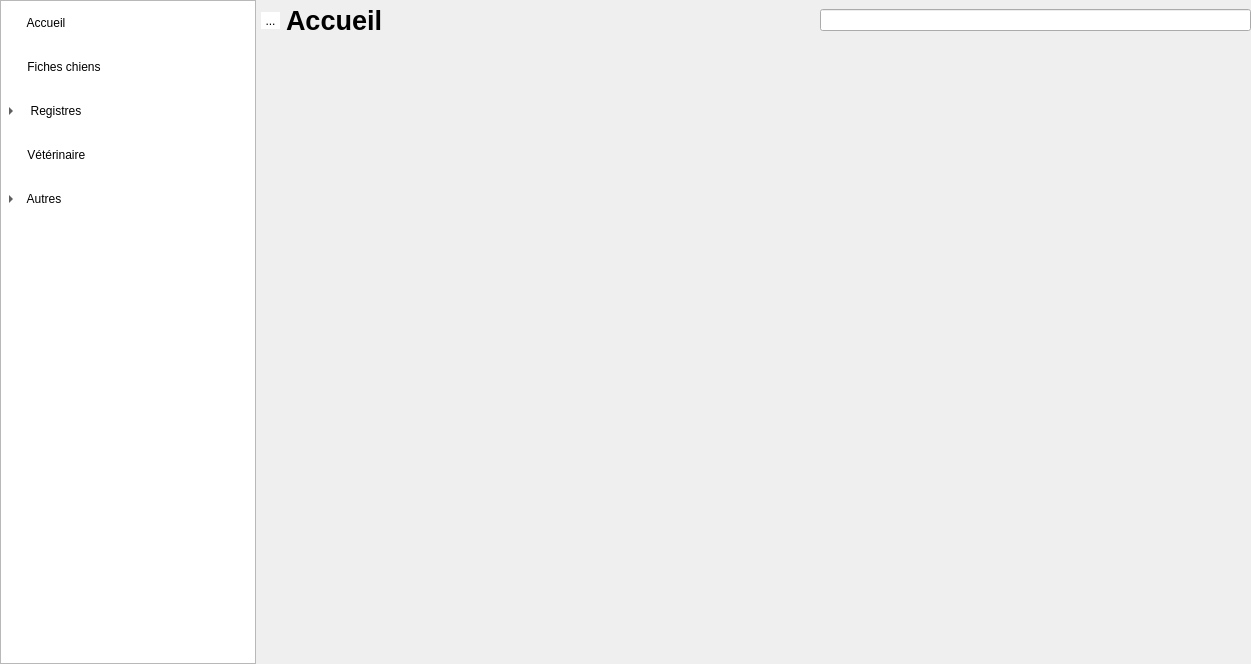
Before: the Qt Designer form mainwindow.ui in ArtAuc/mkrescue, drawn with Qt 5.
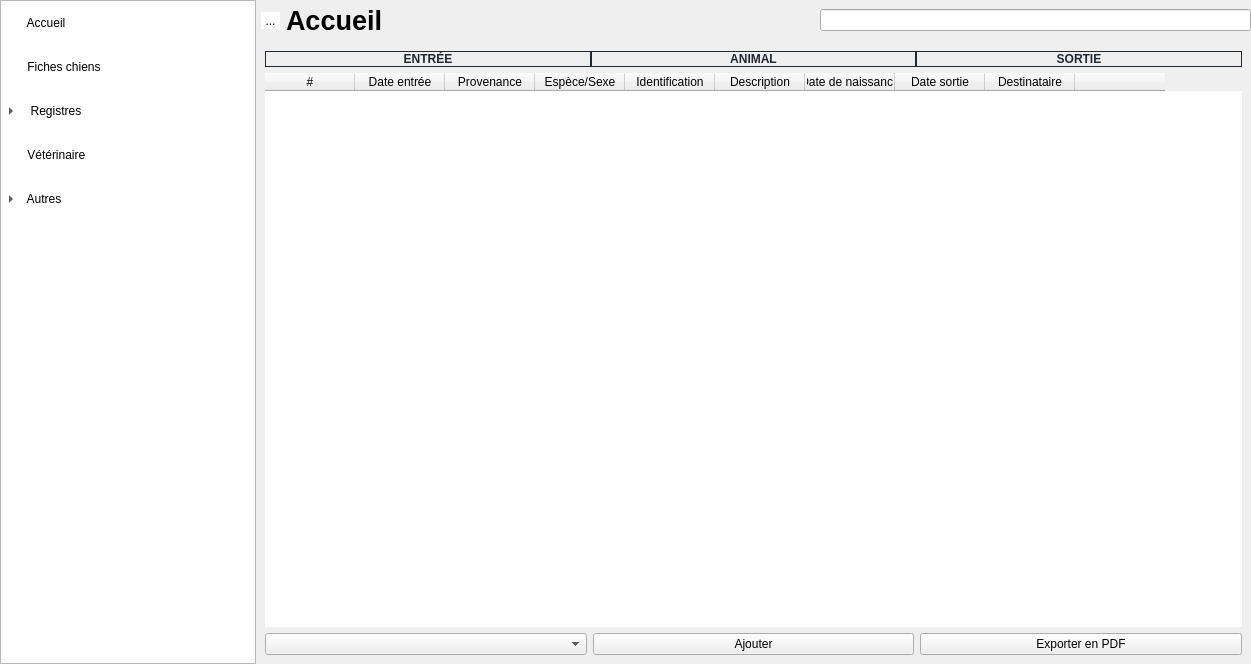
After: the same form once the commit is applied. The open tabs and pages were chosen to show the change. Icons and pictures are not drawn. Custom widgets are drawn as their Qt base class.

Commit message: Query Care_registry and add it to the table

The edit to the form file:
```diff
--- a/mainwindow.ui
+++ b/mainwindow.ui
@@ -574,7 +574,208 @@
           </item>
          </layout>
         </widget>
-        <widget class="QWidget" name="careRegistryPage"/>
+        <widget class="QWidget" name="careRegistryPage">
+         <layout class="QVBoxLayout" name="verticalLayout">
+          <item>
+           <layout class="QHBoxLayout" name="careLabelLayout">
+            <property name="spacing">
+             <number>0</number>
+            </property>
+            <item>
+             <widget class="QLabel" name="careLabel1">
+              <property name="sizePolicy">
+               <sizepolicy hsizetype="Expanding" vsizetype="Minimum">
+                <horstretch>0</horstretch>
+                <verstretch>0</verstretch>
+               </sizepolicy>
+              </property>
+              <property name="styleSheet">
+               <string notr="true">font-weight:bold;
+color:#212834;</string>
+              </property>
+              <property name="frameShape">
+               <enum>QFrame::Box</enum>
+              </property>
+              <property name="text">
+               <string>ENTRÉE</string>
+              </property>
+              <property name="alignment">
+               <set>Qt::AlignCenter</set>
+              </property>
+             </widget>
+            </item>
+            <item>
+             <widget class="QLabel" name="careLabel2">
+              <property name="sizePolicy">
+               <sizepolicy hsizetype="Expanding" vsizetype="Preferred">
+                <horstretch>0</horstretch>
+                <verstretch>0</verstretch>
+               </sizepolicy>
+              </property>
+              <property name="styleSheet">
+               <string notr="true">font-weight:bold;
+color:#212834;</string>
+              </property>
+              <property name="frameShape">
+               <enum>QFrame::Box</enum>
+              </property>
+              <property name="text">
+               <string>ANIMAL</string>
+              </property>
+              <property name="alignment">
+               <set>Qt::AlignCenter</set>
+              </property>
+             </widget>
+            </item>
+            <item>
+             <widget class="QLabel" name="careLabel3">
+              <property name="sizePolicy">
+               <sizepolicy hsizetype="Expanding" vsizetype="Preferred">
+                <horstretch>0</horstretch>
+                <verstretch>0</verstretch>
+               </sizepolicy>
+              </property>
+              <property name="styleSheet">
+               <string notr="true">font-weight:bold;
+color:#212834;</string>
+              </property>
+              <property name="frameShape">
+               <enum>QFrame::Box</enum>
+              </property>
+              <property name="text">
+               <string>SORTIE</string>
+              </property>
+              <property name="alignment">
+               <set>Qt::AlignCenter</set>
+              </property>
+             </widget>
+            </item>
+           </layout>
+          </item>
+          <item>
+           <widget class="QTableWidget" name="careTable">
+            <property name="sizePolicy">
+             <sizepolicy hsizetype="Expanding" vsizetype="Expanding">
+              <horstretch>0</horstretch>
+              <verstretch>0</verstretch>
+             </sizepolicy>
+            </property>
+            <property name="styleSheet">
+             <string notr="true"/>
+            </property>
+            <property name="frameShape">
+             <enum>QFrame::NoFrame</enum>
+            </property>
+            <property name="frameShadow">
+             <enum>QFrame::Sunken</enum>
+            </property>
+            <property name="lineWidth">
+             <number>0</number>
+            </property>
+            <property name="verticalScrollBarPolicy">
+             <enum>Qt::ScrollBarAsNeeded</enum>
+            </property>
+            <property name="horizontalScrollBarPolicy">
+             <enum>Qt::ScrollBarAsNeeded</enum>
+            </property>
+            <property name="editTriggers">
+             <set>QAbstractItemView::NoEditTriggers</set>
+            </property>
+            <property name="alternatingRowColors">
+             <bool>false</bool>
+            </property>
+            <property name="selectionMode">
+             <enum>QAbstractItemView::SingleSelection</enum>
+            </property>
+            <property name="selectionBehavior">
+             <enum>QAbstractItemView::SelectRows</enum>
+            </property>
+            <attribute name="horizontalHeaderMinimumSectionSize">
+             <number>0</number>
+            </attribute>
+            <attribute name="horizontalHeaderDefaultSectionSize">
+             <number>90</number>
+            </attribute>
+            <column>
+             <property name="text">
+              <string>#</string>
+             </property>
+             <property name="font">
+              <font>
+               <bold>false</bold>
+              </font>
+             </property>
+            </column>
+            <column>
+             <property name="text">
+              <string>Date entrée</string>
+             </property>
+            </column>
+            <column>
+             <property name="text">
+              <string>Provenance</string>
+             </property>
+            </column>
+            <column>
+             <property name="text">
+              <string>Espèce/Sexe</string>
+             </property>
+            </column>
+            <column>
+             <property name="text">
+              <string>Identification</string>
+             </property>
+            </column>
+            <column>
+             <property name="text">
+              <string>Description</string>
+             </property>
+            </column>
+            <column>
+             <property name="text">
+              <string>Date de naissance</string>
+             </property>
+            </column>
+            <column>
+             <property name="text">
+              <string>Date sortie</string>
+             </property>
+            </column>
+            <column>
+             <property name="text">
+              <string>Destinataire</string>
+             </property>
+            </column>
+            <column>
+             <property name="text">
+              <string/>
+             </property>
+            </column>
+           </widget>
+          </item>
+          <item>
+           <layout class="QHBoxLayout" name="bottomEntryLayout_3">
+            <item>
+             <widget class="QComboBox" name="yearCareBox"/>
+            </item>
+            <item>
+             <widget class="QPushButton" name="addEntryButton_3">
+              <property name="text">
+               <string>Ajouter</string>
+              </property>
+             </widget>
+            </item>
+            <item>
+             <widget class="QPushButton" name="exportEntryButton_3">
+              <property name="text">
+               <string>Exporter en PDF</string>
+              </property>
+             </widget>
+            </item>
+           </layout>
+          </item>
+         </layout>
+        </widget>
         <widget class="QWidget" name="redListPage"/>
         <widget class="QWidget" name="lostPage"/>
         <widget class="QWidget" name="adoptionDemandPage"/>
```
Left out of the diff: 2 changed lines with no effect on the pictures. The commit also changes 9 other files.
